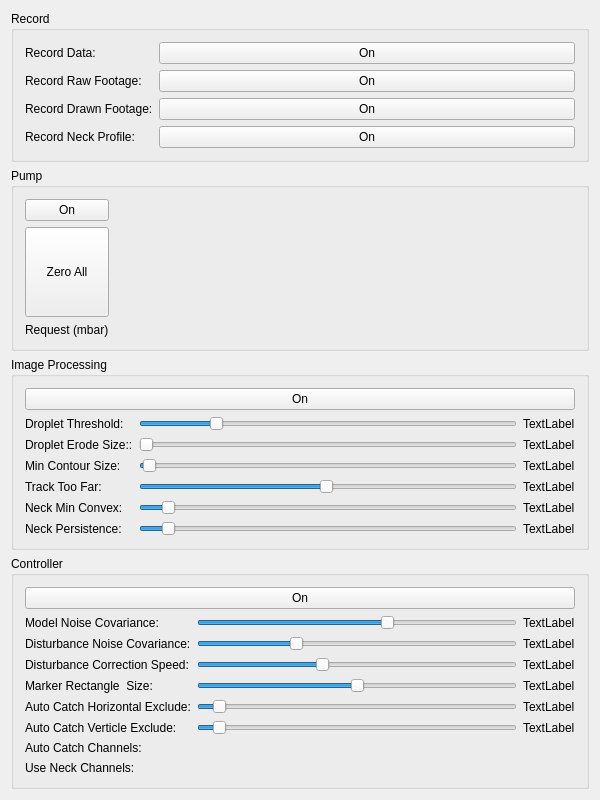
Above: EVA01/ueva/dashboard.ui from DaveSketchySpeedway/RoboDrop before the change. Below: the same form after it.
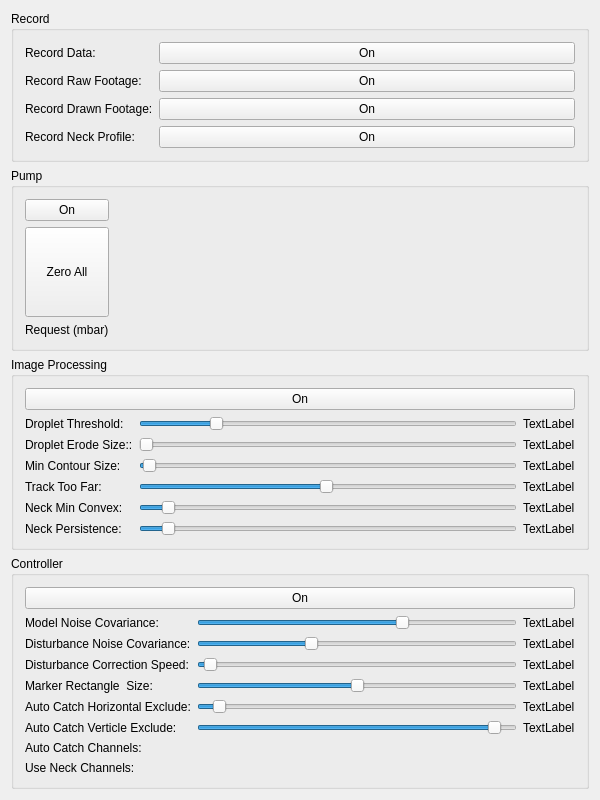
That is the form after the change.

The edit to the form file:
```diff
--- a/EVA01/ueva/dashboard.ui
+++ b/EVA01/ueva/dashboard.ui
@@ -435,7 +435,7 @@
            <number>1</number>
           </property>
           <property name="value">
-           <number>5</number>
+           <number>95</number>
           </property>
           <property name="orientation">
            <enum>Qt::Horizontal</enum>
@@ -556,16 +556,16 @@
         <item row="2" column="1">
          <widget class="QSlider" name="modelCovSlider">
           <property name="minimum">
-           <number>-80</number>
+           <number>-120</number>
           </property>
           <property name="maximum">
-           <number>20</number>
+           <number>80</number>
           </property>
           <property name="pageStep">
            <number>1</number>
           </property>
           <property name="value">
-           <number>-20</number>
+           <number>10</number>
           </property>
           <property name="orientation">
            <enum>Qt::Horizontal</enum>
@@ -575,10 +575,10 @@
         <item row="3" column="1">
          <widget class="QSlider" name="disturbanceCovSlider">
           <property name="minimum">
-           <number>-80</number>
+           <number>-120</number>
           </property>
           <property name="maximum">
-           <number>20</number>
+           <number>80</number>
           </property>
           <property name="singleStep">
            <number>1</number>
@@ -614,7 +614,7 @@
            <number>1</number>
           </property>
           <property name="maximum">
-           <number>50</number>
+           <number>1000</number>
           </property>
           <property name="pageStep">
            <number>1</number>
```
